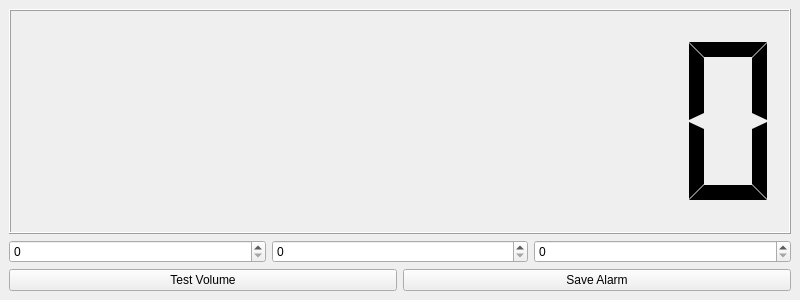
This is mainwindow.ui in myQwil/alarm-jock as Qt 5 draws it before an edit. The edited form follows.
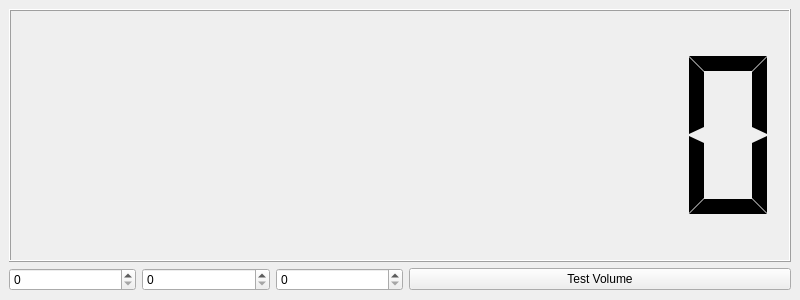
This is the edited form. Custom widgets are drawn as their Qt base class.

Diff of the .ui file:
```diff
--- a/mainwindow.ui
+++ b/mainwindow.ui
@@ -14,7 +14,7 @@
    <string>Alarm Jock</string>
   </property>
   <widget class="QWidget" name="centralwidget">
-   <layout class="QVBoxLayout" name="verticalLayout" stretch="1,0,0">
+   <layout class="QVBoxLayout" name="verticalLayout" stretch="1,0">
     <item>
      <widget class="DigitalClock" name="lcdClock">
       <property name="autoFillBackground">
@@ -29,7 +29,7 @@
      </widget>
     </item>
     <item>
-     <layout class="QHBoxLayout" name="hboxSpins">
+     <layout class="QHBoxLayout" name="hboxSpins" stretch="1,1,1,3">
       <item>
        <widget class="QSpinBox" name="spnHour">
         <property name="maximum">
@@ -51,10 +51,6 @@
         </property>
        </widget>
       </item>
-     </layout>
-    </item>
-    <item>
-     <layout class="QHBoxLayout" name="hboxButtons">
       <item>
        <widget class="QPushButton" name="btnTest">
         <property name="text">
@@ -62,13 +58,6 @@
         </property>
        </widget>
       </item>
-      <item>
-       <widget class="QPushButton" name="btnSave">
-        <property name="text">
-         <string>Save Alarm</string>
-        </property>
-       </widget>
-      </item>
      </layout>
     </item>
    </layout>
```
